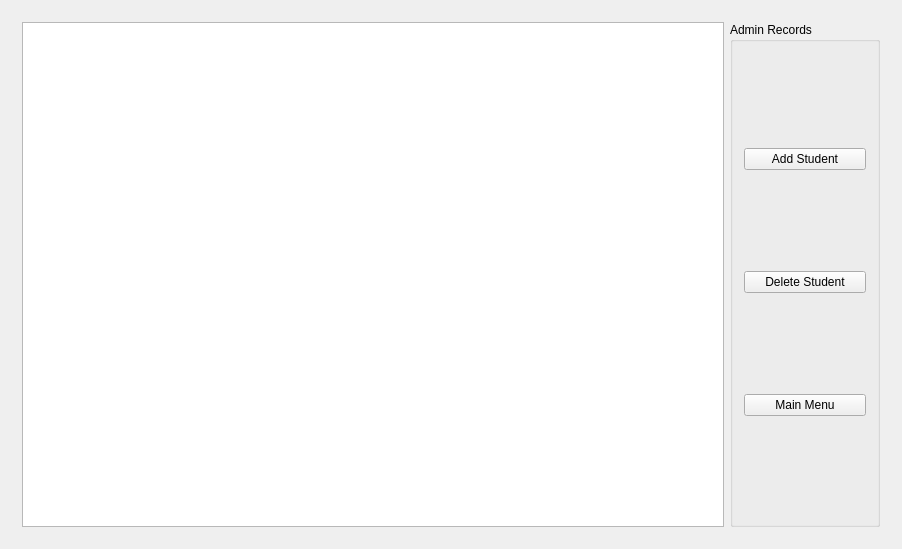
Before: the Qt Designer form NHS_BullDog_Log/mainwidget.ui in shanetorres/NHS-BullDogLog, drawn with Qt 5.
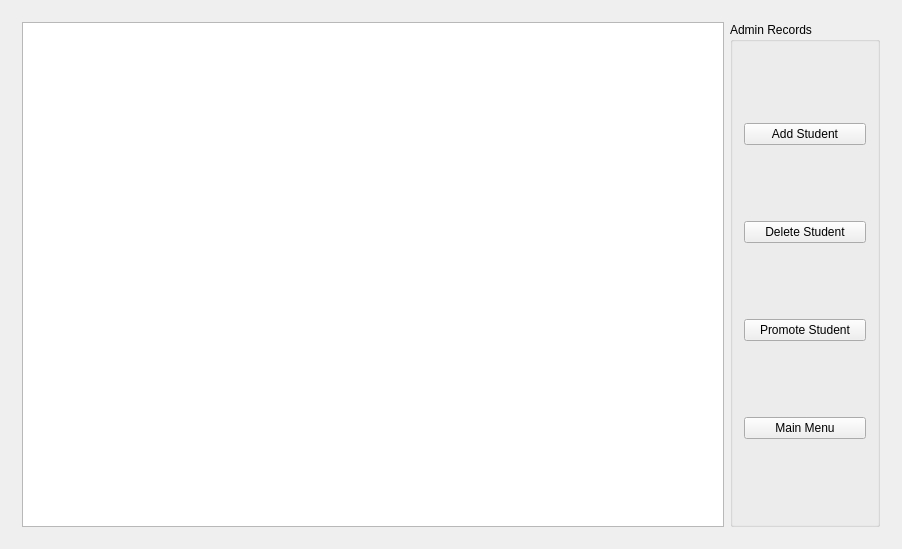
After: the same form once the commit is applied. The open tabs and pages were chosen to show the change.

Commit message: Added promote student button on Admin page - deletes students from prospect, adds to current students - automatic promotion check can also add students to current

The edit to the form file:
```diff
--- a/NHS_BullDog_Log/mainwidget.ui
+++ b/NHS_BullDog_Log/mainwidget.ui
@@ -93,6 +93,13 @@
               </property>
              </widget>
             </item>
+            <item>
+             <widget class="QPushButton" name="promoteStudentButton">
+              <property name="text">
+               <string>Promote Student</string>
+              </property>
+             </widget>
+            </item>
             <item>
              <widget class="QPushButton" name="offMenuButton2">
               <property name="text">
```
Left out of the diff: 4 changed lines with no effect on the pictures. The commit also changes 6 other files.
